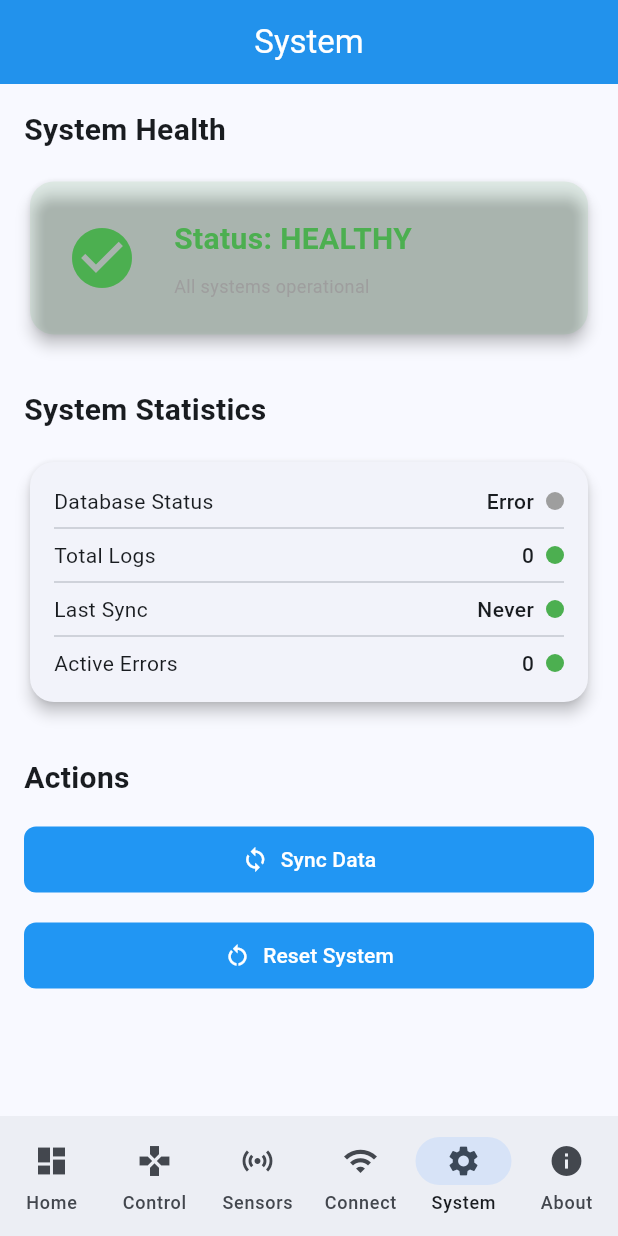
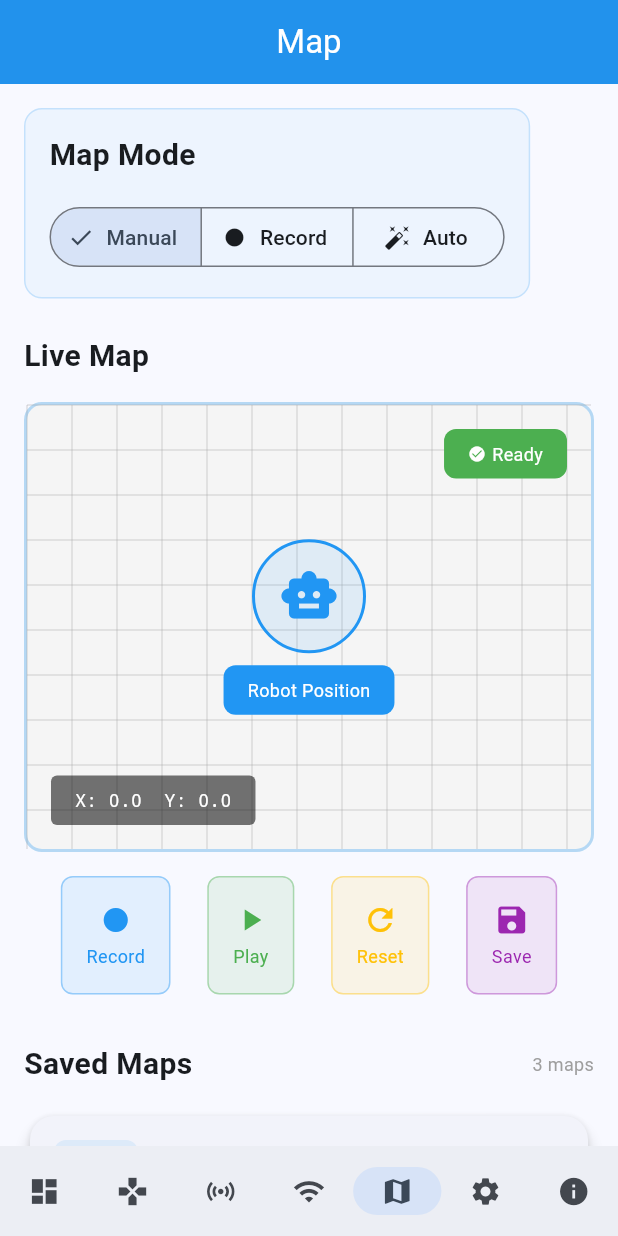
Before and after one commit to MuathHassoun/Apex-Rover, a Flutter app: the screen it shows after launch, item 5 of the bottom bar chosen, on a phone screen of 412 x 824 dp. Run offline on Flutter 3.47's test engine with Material 3 defaults, Android fonts, the light colour scheme and no system bars; our stand-ins replace flutter_riverpod, logger, sqflite, typed_data; missing offline and left inert: mqtt5_client; accounts and stored records are empty.

Commit message:
Add map screen and update navigation

```diff
--- /dev/null
+++ b/lib/screens/map_screen.dart
@@ -0,0 +1,476 @@
+
+import 'package:flutter/material.dart';
+import '../config/theme.dart';
+
+class MapScreen extends StatefulWidget {
+  const MapScreen({Key? key}) : super(key: key);
+
+  @override
+  State<MapScreen> createState() => _MapScreenState();
+}
+
+class _MapScreenState extends State<MapScreen> {
+  String _selectedMode = 'manual';
+  bool _isRecording = false;
+  bool _isPlaying = false;
+  final List<Offset> _path = [];
+  Offset? _robotPosition;
+
+  final List<Map<String, dynamic>> _savedMaps = [
+    {
+      'name': 'Room A',
+      'date': '2026-04-01',
+      'points': 24,
+      'icon': Icons.meeting_room,
+    },
+    {
+      'name': 'Corridor B',
+      'date': '2026-04-02',
+      'points': 48,
+      'icon': Icons.linear_scale,
+    },
+    {
+      'name': 'Lab Area',
+      'date': '2026-04-02',
+      'points': 36,
+      'icon': Icons.science,
+    },
+  ];
+
+  @override
+  Widget build(BuildContext context) {
+    return SingleChildScrollView(
+      padding: const EdgeInsets.all(AppSpacing.md),
+      child: Column(
+        crossAxisAlignment: CrossAxisAlignment.start,
+        children: [
+
+          // Mode Selector
+          Container(
+            padding: const EdgeInsets.all(AppSpacing.md),
+            decoration: BoxDecoration(
+              color: AppColors.primary.withOpacity(0.05),
+              borderRadius: BorderRadius.circular(AppBorderRadius.lg),
+              border: Border.all(
+                color: AppColors.primary.withOpacity(0.2),
+              ),
+            ),
+            child: Column(
+              crossAxisAlignment: CrossAxisAlignment.start,
+              children: [
+                Text('Map Mode', style: AppTextStyles.heading3),
+                const SizedBox(height: AppSpacing.md),
+                SegmentedButton<String>(
+                  segments: const [
+                    ButtonSegment(
+                      value: 'manual',
+                      icon: Icon(Icons.touch_app),
+                      label: Text('Manual'),
+                    ),
+                    ButtonSegment(
+                      value: 'record',
+                      icon: Icon(Icons.fiber_manual_record),
+                      label: Text('Record'),
+                    ),
+                    ButtonSegment(
+                      value: 'auto',
+                      icon: Icon(Icons.auto_fix_high),
+                      label: Text('Auto'),
+                    ),
+                  ],
+                  selected: {_selectedMode},
+                  onSelectionChanged: (val) =>
+                      setState(() => _selectedMode = val.first),
+                ),
+              ],
+            ),
+          ),
+
+          const SizedBox(height: AppSpacing.lg),
+
+          // Map Canvas
+          Text('Live Map', style: AppTextStyles.heading3),
+          const SizedBox(height: AppSpacing.md),
+          Container(
+            height: 300,
+            decoration: BoxDecoration(
+              color: Colors.grey[100],
+              borderRadius: BorderRadius.circular(AppBorderRadius.lg),
+              border: Border.all(
+                color: AppColors.primary.withOpacity(0.3),
+                width: 2,
+              ),
+            ),
+            child: Stack(
+              children: [
+                // Grid Background
+                CustomPaint(
+                  painter: _GridPainter(),
+                  child: Container(),
+                ),
+
+                // Robot Position
+                Center(
+                  child: Column(
+                    mainAxisAlignment: MainAxisAlignment.center,
+                    children: [
+                      Container(
+                        padding: const EdgeInsets.all(AppSpacing.md),
+                        decoration: BoxDecoration(
+                          color: AppColors.primary.withOpacity(0.1),
+                          shape: BoxShape.circle,
+                          border: Border.all(
+                            color: AppColors.primary,
+                            width: 2,
+                          ),
+                        ),
+                        child: Icon(
+                          Icons.smart_toy,
+                          size: 40,
+                          color: AppColors.primary,
+                        ),
+                      ),
+                      const SizedBox(height: AppSpacing.sm),
+                      Container(
+                        padding: const EdgeInsets.symmetric(
+                          horizontal: AppSpacing.md,
+                          vertical: AppSpacing.sm,
+                        ),
+                        decoration: BoxDecoration(
+                          color: AppColors.primary,
+                          borderRadius:
+                              BorderRadius.circular(AppBorderRadius.md),
+                        ),
+                        child: Text(
+                          'Robot Position',
+                          style: AppTextStyles.caption.copyWith(
+                            color: Colors.white,
+                          ),
+                        ),
+                      ),
+                    ],
+                  ),
+                ),
+
+                // Status Badge
+                Positioned(
+                  top: AppSpacing.md,
+                  right: AppSpacing.md,
+                  child: Container(
+                    padding: const EdgeInsets.symmetric(
+                      horizontal: AppSpacing.md,
+                      vertical: AppSpacing.sm,
+                    ),
+                    decoration: BoxDecoration(
+                      color: _isRecording
+                          ? AppColors.error
+                          : AppColors.success,
+                      borderRadius:
+                          BorderRadius.circular(AppBorderRadius.md),
+                    ),
+                    child: Row(
+                      mainAxisSize: MainAxisSize.min,
+                      children: [
+                        Icon(
+                          _isRecording
+                              ? Icons.fiber_manual_record
+                              : Icons.check_circle,
+                          color: Colors.white,
+                          size: 12,
+                        ),
+                        const SizedBox(width: 4),
+                        Text(
+                          _isRecording ? 'Recording' : 'Ready',
+                          style: AppTextStyles.caption.copyWith(
+                            color: Colors.white,
+                          ),
+                        ),
+                      ],
+                    ),
+                  ),
+                ),
+
+                // Coordinates
+                Positioned(
+                  bottom: AppSpacing.md,
+                  left: AppSpacing.md,
+                  child: Container(
+                    padding: const EdgeInsets.symmetric(
+                      horizontal: AppSpacing.md,
+                      vertical: AppSpacing.sm,
+                    ),
+                    decoration: BoxDecoration(
+                      color: Colors.black54,
+                      borderRadius:
+                          BorderRadius.circular(AppBorderRadius.sm),
+                    ),
+                    child: Text(
+                      'X: 0.0  Y: 0.0',
+                      style: AppTextStyles.caption.copyWith(
+                        color: Colors.white,
+                        fontFamily: 'monospace',
+                      ),
+                    ),
+                  ),
+                ),
+              ],
+            ),
+          ),
+
+          const SizedBox(height: AppSpacing.md),
+
+          // Map Controls
+          Row(
+            mainAxisAlignment: MainAxisAlignment.spaceEvenly,
+            children: [
+              _MapButton(
+                icon: _isRecording ? Icons.stop : Icons.fiber_manual_record,
+                label: _isRecording ? 'Stop' : 'Record',
+                color: _isRecording ? AppColors.error : AppColors.primary,
+                onTap: () => setState(() => _isRecording = !_isRecording),
+              ),
+              _MapButton(
+                icon: _isPlaying ? Icons.pause : Icons.play_arrow,
+                label: _isPlaying ? 'Pause' : 'Play',
+                color: AppColors.success,
+                onTap: () => setState(() => _isPlaying = !_isPlaying),
+              ),
+              _MapButton(
+                icon: Icons.refresh,
+                label: 'Reset',
+                color: AppColors.warning,
+                onTap: () => setState(() {
+                  _path.clear();
+                  _isRecording = false;
+                  _isPlaying = false;
+                }),
+              ),
+              _MapButton(
+                icon: Icons.save,
+                label: 'Save',
+                color: Colors.purple,
+                onTap: () => _showSaveDialog(context),
+              ),
+            ],
+          ),
+
+          const SizedBox(height: AppSpacing.xl),
+
+          // Saved Maps
+          Row(
+            mainAxisAlignment: MainAxisAlignment.spaceBetween,
+            children: [
+              Text('Saved Maps', style: AppTextStyles.heading3),
+              Text(
+                '${_savedMaps.length} maps',
+                style: AppTextStyles.bodySmall.copyWith(
+                  color: Colors.grey,
+                ),
+              ),
+            ],
+          ),
+          const SizedBox(height: AppSpacing.md),
+
+          ListView.separated(
+            shrinkWrap: true,
+            physics: const NeverScrollableScrollPhysics(),
+            itemCount: _savedMaps.length,
+            separatorBuilder: (_, __) =>
+                const SizedBox(height: AppSpacing.md),
+            itemBuilder: (context, index) {
+              final map = _savedMaps[index];
+              return _SavedMapCard(
+                name: map['name'],
+                date: map['date'],
+                points: map['points'],
+                icon: map['icon'],
+                onPlay: () => setState(() => _isPlaying = true),
+                onDelete: () => setState(
+                  () => _savedMaps.removeAt(index),
+                ),
+              );
+            },
+          ),
+
+          const SizedBox(height: AppSpacing.xl),
+        ],
+      ),
+    );
+  }
+
+  void _showSaveDialog(BuildContext context) {
+    final controller = TextEditingController();
+    showDialog(
+      context: context,
+      builder: (context) => AlertDialog(
+        title: const Text('Save Map'),
+        content: TextField(
+          controller: controller,
+          decoration: const InputDecoration(
+            labelText: 'Map Name',
+            hintText: 'Enter map name',
+          ),
+        ),
+        actions: [
+          TextButton(
+            onPressed: () => Navigator.pop(context),
+            child: const Text('Cancel'),
+          ),
+          FilledButton(
+            onPressed: () {
+              if (controller.text.isNotEmpty) {
+                setState(() {
+                  _savedMaps.add({
+                    'name': controller.text,
+                    'date': DateTime.now()
+                        .toString()
+                        .split(' ')[0],
+                    'points': _path.length,
+                    'icon': Icons.map,
+                  });
+                });
+                Navigator.pop(context);
+                ScaffoldMessenger.of(context).showSnackBar(
+                  SnackBar(
+                    content: Text(
+                      'Map saved: ${controller.text}',
+                    ),
+                  ),
+                );
+              }
+            },
+            child: const Text('Save'),
+          ),
+        ],
+      ),
+    );
+  }
+}
+
+// Grid Painter
+class _GridPainter extends CustomPainter {
+  @override
+  void paint(Canvas canvas, Size size) {
+    final paint = Paint()
+      ..color = Colors.grey.withOpacity(0.3)
+      ..strokeWidth = 1;
+
+    const step = 30.0;
+    for (double x = 0; x <= size.width; x += step) {
+      canvas.drawLine(Offset(x, 0), Offset(x, size.height), paint);
+    }
+    for (double y = 0; y <= size.height; y += step) {
+      canvas.drawLine(Offset(0, y), Offset(size.width, y), paint);
+    }
+  }
+
+  @override
+  bool shouldRepaint(covariant CustomPainter oldDelegate) => false;
+}
+
+// Map Control Button
+class _MapButton extends StatelessWidget {
+  final IconData icon;
+  final String label;
+  final Color color;
+  final VoidCallback onTap;
+
+  const _MapButton({
+    required this.icon,
+    required this.label,
+    required this.color,
+    required this.onTap,
+  });
+
+  @override
+  Widget build(BuildContext context) {
+    return GestureDetector(
+      onTap: onTap,
+      child: Container(
+        padding: const EdgeInsets.symmetric(
+          horizontal: AppSpacing.md,
+          vertical: AppSpacing.md,
+        ),
+        decoration: BoxDecoration(
+          color: color.withOpacity(0.1),
+          borderRadius: BorderRadius.circular(AppBorderRadius.md),
+          border: Border.all(color: color.withOpacity(0.4)),
+        ),
+        child: Column(
+          children: [
+            Icon(icon, color: color, size: 24),
+            const SizedBox(height: 4),
+            Text(
+              label,
+              style: AppTextStyles.caption.copyWith(color: color),
+            ),
+          ],
+        ),
+      ),
+    );
+  }
+}
+
+// Saved Map Card
+class _SavedMapCard extends StatelessWidget {
+  final String name;
+  final String date;
+  final int points;
+  final IconData icon;
+  final VoidCallback onPlay;
+  final VoidCallback onDelete;
+
+  const _SavedMapCard({
+    required this.name,
+    required this.date,
+    required this.points,
+    required this.icon,
+    required this.onPlay,
+    required this.onDelete,
+  });
+
+  @override
+  Widget build(BuildContext context) {
+    return Card(
+      child: Padding(
+        padding: const EdgeInsets.all(AppSpacing.md),
+        child: Row(
+          children: [
+            Container(
+              padding: const EdgeInsets.all(AppSpacing.md),
+              decoration: BoxDecoration(
+                color: AppColors.primary.withOpacity(0.1),
+                borderRadius: BorderRadius.circular(AppBorderRadius.md),
+              ),
+              child: Icon(icon, color: AppColors.primary),
+            ),
+            const SizedBox(width: AppSpacing.md),
+            Expanded(
+              child: Column(
+                crossAxisAlignment: CrossAxisAlignment.start,
+                children: [
+                  Text(name, style: AppTextStyles.labelLarge),
+                  const SizedBox(height: 4),
+                  Text(
+                    '$date  •  $points points',
+                    style: AppTextStyles.caption.copyWith(
+                      color: Colors.grey,
+                    ),
+                  ),
+                ],
+              ),
+            ),
+            IconButton(
+              icon: Icon(Icons.play_arrow, color: AppColors.success),
+              onPressed: onPlay,
+            ),
+            IconButton(
+              icon: const Icon(Icons.delete, color: Colors.red),
+              onPressed: onDelete,
+            ),
+          ],
+        ),
+      ),
+    );
+  }
+}
--- a/lib/screens/navigation_screen.dart
+++ b/lib/screens/navigation_screen.dart
@@ -6,6 +6,7 @@ import 'sensors_screen.dart';
 import 'connection_screen.dart';
 import 'system_screen.dart';
 import 'about_screen.dart';
+import 'map_screen.dart';
 
 class NavigationScreen extends ConsumerStatefulWidget {
   const NavigationScreen({Key? key}) : super(key: key);
@@ -22,6 +23,7 @@ class _NavigationScreenState extends ConsumerState<NavigationScreen> {
     const ControlScreen(),
     const SensorsScreen(),
     const ConnectionScreen(),
+    const MapScreen(),
     const SystemScreen(),
     const AboutScreen(),
   ];
@@ -31,6 +33,7 @@ class _NavigationScreenState extends ConsumerState<NavigationScreen> {
     'Control',
     'Sensors',
     'Connect',
+    'Map',
     'System',
     'About',
   ];
@@ -40,6 +43,7 @@ class _NavigationScreenState extends ConsumerState<NavigationScreen> {
     Icons.gamepad,
     Icons.sensors,
     Icons.wifi,
+    Icons.map,
     Icons.settings,
     Icons.info,
   ];
@@ -54,17 +58,19 @@ class _NavigationScreenState extends ConsumerState<NavigationScreen> {
       body: _screens[_selectedIndex],
       bottomNavigationBar: NavigationBar(
   selectedIndex: _selectedIndex,
+  height: 60,
   onDestinationSelected: (int index) {
     setState(() {
       _selectedIndex = index;
     });
   },
+  labelBehavior: NavigationDestinationLabelBehavior.alwaysHide,
   destinations: List<NavigationDestination>.generate(
     _screens.length,
     (int index) {
       return NavigationDestination(
-              icon: Icon(_screenIcons[index]),
-              label: _screenTitles[index],
+        icon: Icon(_screenIcons[index], size: 22),
+        label: '',
       );
     },
   ),
```
Also changed, not shown: pubspec.lock, 1 other file. Lines whose indentation alone changed are shown as unchanged.
